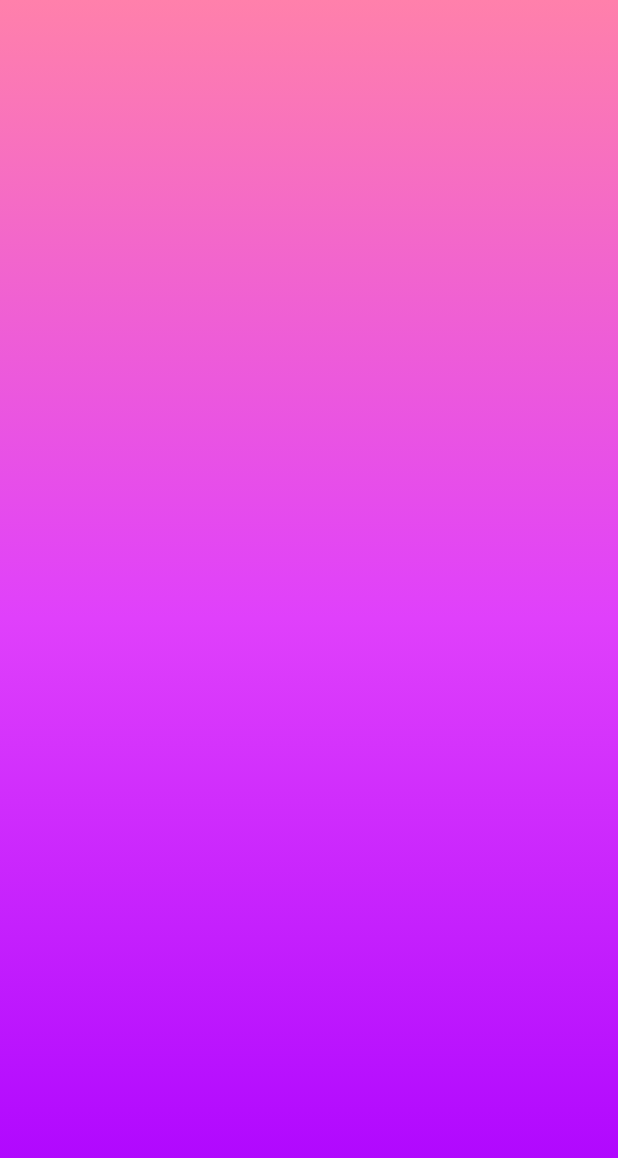
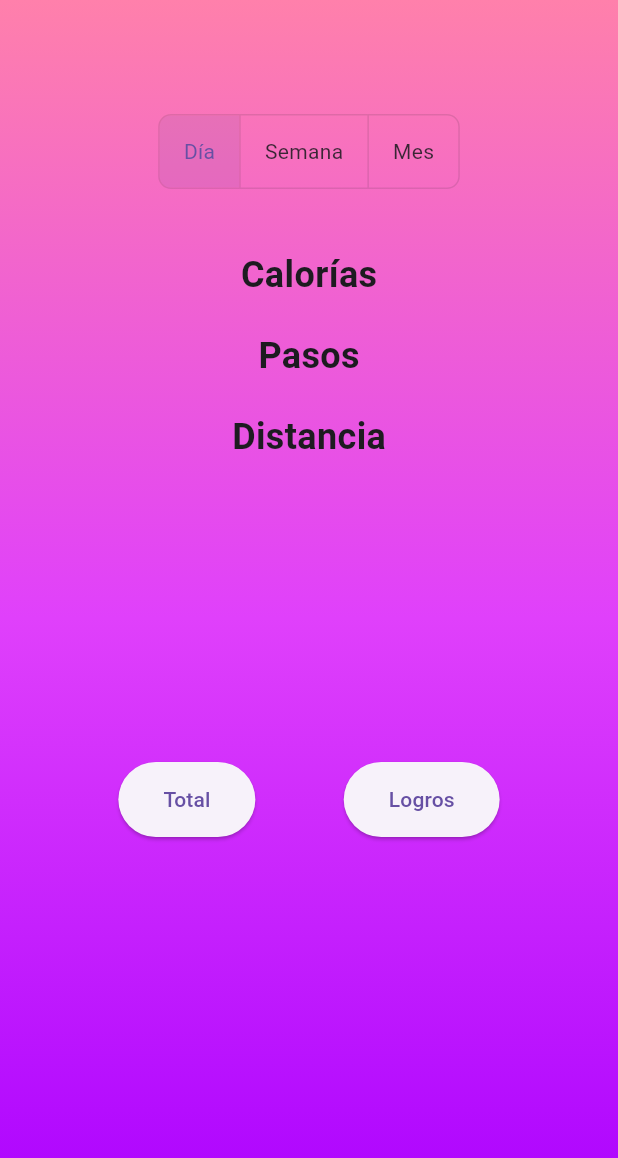
Before and after one commit to TaobT/KeepGoing, a Flutter app: the screen it shows after launch, on a phone screen of 412 x 824 dp. Shown: the top 1158 px of the screen. Run offline on Flutter 3.47's test engine with Material 3 defaults, Android fonts, the phone set to English and light mode, and no system bars.

Commit message:
Diseño de la pantalla principal

```diff
--- a/keep_going/lib/main.dart
+++ b/keep_going/lib/main.dart
@@ -1,4 +1,5 @@
 import 'package:flutter/material.dart';
+import 'package:keep_going/presentation/screens/home_screen.dart';
 
 void main() => runApp(const MyApp());
 
@@ -24,6 +25,7 @@
                 ]
                 ),
             ),
+            child: const SafeArea(child: HomeScreen())
           ),
         ),
       ),
--- /dev/null
+++ b/keep_going/lib/presentation/screens/home_screen.dart
@@ -0,0 +1,101 @@
+import 'package:flutter/material.dart';
+
+class HomeScreen extends StatelessWidget {
+  const HomeScreen({super.key});
+
+  @override
+  Widget build(BuildContext context) {
+    return Scaffold(
+      backgroundColor: Colors.transparent,
+      appBar: AppBar(
+        backgroundColor: Colors.transparent,
+        elevation: 0,
+      ),
+      body: Padding(
+        padding: const EdgeInsets.symmetric(horizontal: 20.0),
+        child: Column(
+          crossAxisAlignment: CrossAxisAlignment.center,
+          children:[
+            const SizedBox(height: 20),
+            ToggleButtons(
+              isSelected: const [true, false, false],
+              onPressed: (int index) {
+                // Agrega la funcionalidad para cambiar entre día, semana y mes
+              },
+              borderRadius: BorderRadius.circular(8.0),
+              children:const [
+                Padding(
+                  padding: EdgeInsets.symmetric(horizontal: 16.0),
+                  child: Text('Día'),
+                ),
+                Padding(
+                  padding: EdgeInsets.symmetric(horizontal: 16.0),
+                  child: Text('Semana'),
+                ),
+                Padding(
+                  padding: EdgeInsets.symmetric(horizontal: 16.0),
+                  child: Text('Mes'),
+                ),
+              ],
+            ),
+            const SizedBox(height: 40),
+            const Column(
+              mainAxisAlignment: MainAxisAlignment.start,
+              children: [
+                Text(
+                  'Calorías',
+                  style: TextStyle(
+                    fontSize: 24,
+                    fontWeight: FontWeight.bold,
+                  ),
+                ),
+                SizedBox(height: 20),
+            Text(
+              'Pasos',
+              style: TextStyle(
+                fontSize: 24,
+                fontWeight: FontWeight.bold,
+              ),
+            ),
+            SizedBox(height: 20),
+            Text(
+              'Distancia',
+              style: TextStyle(
+                fontSize: 24,
+                fontWeight: FontWeight.bold,
+              ),
+            ),
+              ],
+            ),
+
+            const SizedBox(height: 200),
+            Row(
+              mainAxisAlignment: MainAxisAlignment.spaceEvenly,
+              children:[
+                ElevatedButton(
+                  onPressed: () {
+                    // Agrega la funcionalidad para el botón "Total"
+                  },
+                  child: const Text('Total'),
+                  style: ElevatedButton.styleFrom(
+                    padding: const EdgeInsets.symmetric(horizontal: 30, vertical: 15),
+                  ),
+                ),
+                ElevatedButton(
+                  onPressed: () {
+                    // Agrega la funcionalidad para el botón "Logros"
+                  },
+                  child: const Text('Logros'),
+                  style: ElevatedButton.styleFrom(
+                    padding: const EdgeInsets.symmetric(horizontal: 30, vertical: 15),
+                  ),
+                ),
+              ],
+            ),
+            const SizedBox(height: 40),
+          ],
+        ),
+      ),
+    );
+  }
+}
```
Also changed, not shown: keep_going/lib/config/menu/menu_item.dart (added).
